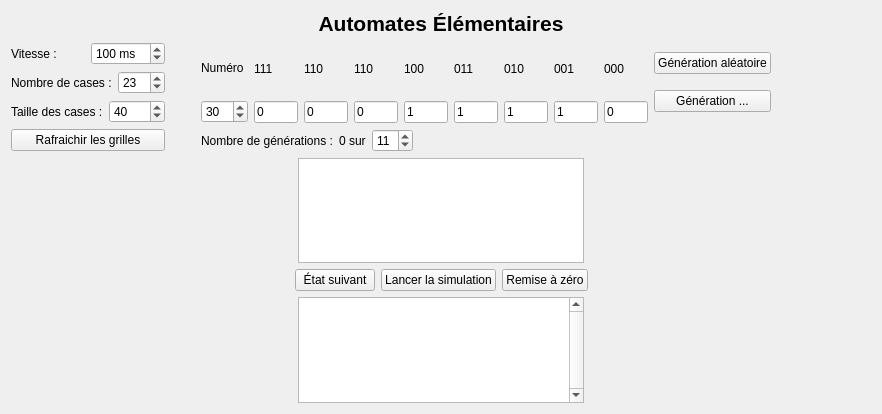
Above: src/ui/elementaireview.ui from danousna/autocell before the change. Below: the same form after it.
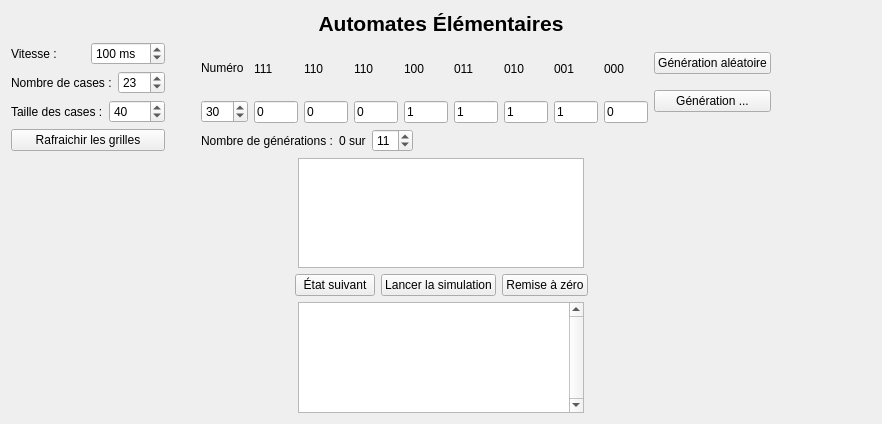
That is the form after the change.

What changed in the file:
```diff
--- a/src/ui/elementaireview.ui
+++ b/src/ui/elementaireview.ui
@@ -7,7 +7,7 @@
     <x>0</x>
     <y>0</y>
     <width>882</width>
-    <height>414</height>
+    <height>424</height>
    </rect>
   </property>
   <property name="windowTitle">
@@ -417,19 +417,6 @@
      </item>
     </layout>
    </item>
-   <item>
-    <spacer name="verticalSpacer">
-     <property name="orientation">
-      <enum>Qt::Vertical</enum>
-     </property>
-     <property name="sizeHint" stdset="0">
-      <size>
-       <width>20</width>
-       <height>40</height>
-      </size>
-     </property>
-    </spacer>
-   </item>
    <item>
     <layout class="QHBoxLayout" name="horizontalLayout_9">
      <item>
```
